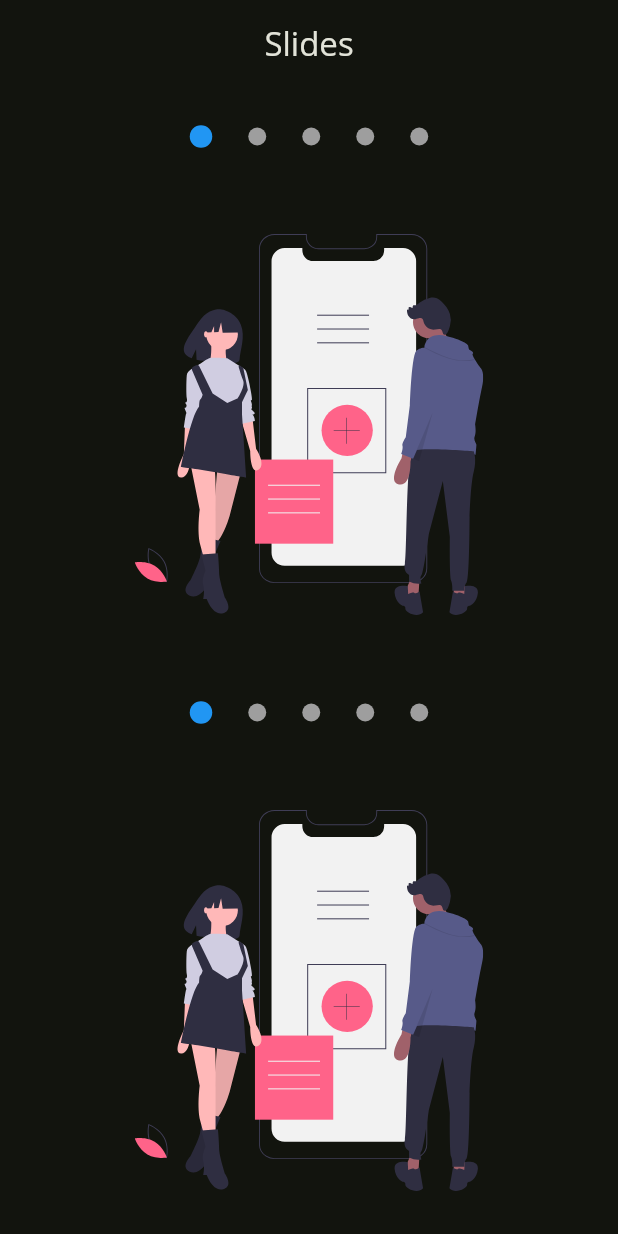
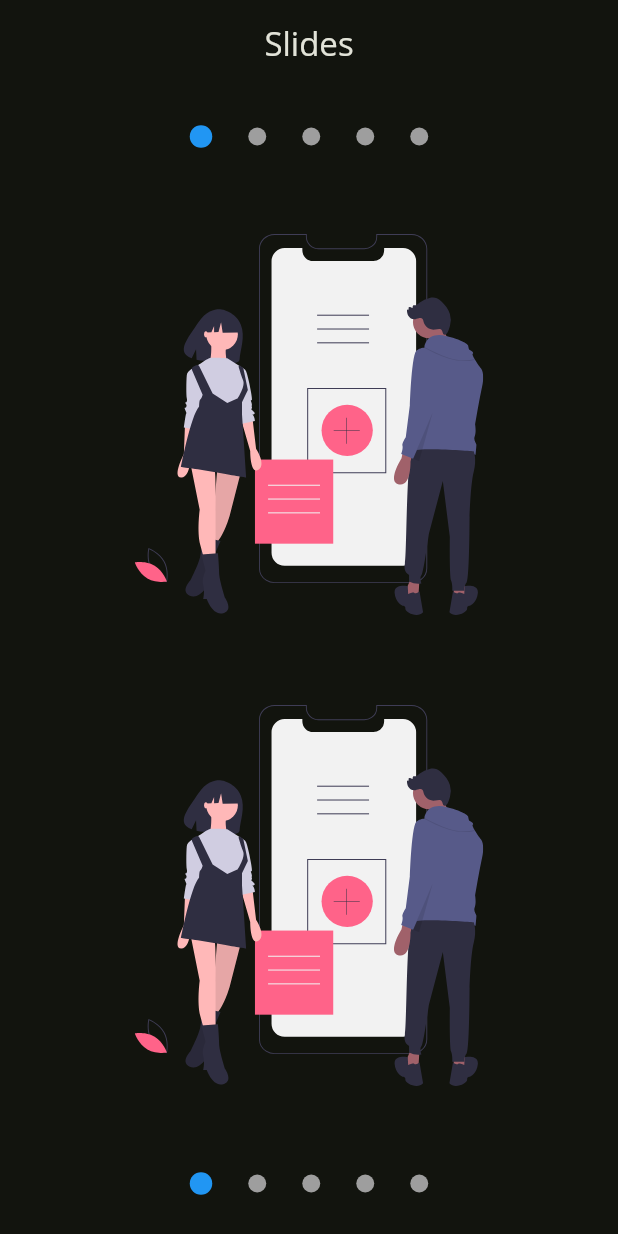
Before and after one commit to Zero0242/fl_animations_app, a Flutter app: the SlideShowScreen screen opened by its route, on a phone screen of 412 x 824 dp. Run offline on Flutter 3.47's test engine with Material 3 defaults, Android fonts, the phone set to English and light mode, and no system bars; our stand-ins replace animate_do, flutter_riverpod, flutter_svg, font_awesome_flutter, go_router, google_fonts and 1 more; accounts and stored records are empty.

Commit message:
[SLIDERS]: parametrizado los puntos de conteo

```diff
--- a/lib/presentation/screens/slider/slide_show_screen.dart
+++ b/lib/presentation/screens/slider/slide_show_screen.dart
@@ -27,7 +27,8 @@ class SlideShowScreen extends StatelessWidget {
             ),
           ),
           Expanded(
-            child: SlideShow(
+            child: SlideShowRef(
+              direction: VerticalDirection.up,
               children: <Widget>[
                 _Slide('assets/svg/slide-1.svg'),
                 _Slide('assets/svg/slide-2.svg'),
--- a/lib/presentation/widgets/slider/slide_show.dart
+++ b/lib/presentation/widgets/slider/slide_show.dart
@@ -1,8 +1,13 @@
 import 'package:flutter/material.dart';
 
 class SlideShow extends StatefulWidget {
-  const SlideShow({super.key, required this.children});
+  const SlideShow({
+    super.key,
+    required this.children,
+    this.direction = VerticalDirection.down,
+  });
   final List<Widget> children;
+  final VerticalDirection direction;
 
   @override
   State<SlideShow> createState() => _SlideShowState();
@@ -18,7 +23,9 @@ class _SlideShowState extends State<SlideShow> {
 
   @override
   Widget build(BuildContext context) {
-    return Column(
+    return Flex(
+      direction: Axis.vertical,
+      verticalDirection: widget.direction,
       children: <Widget>[
         SizedBox(
           width: double.infinity,
--- /dev/null
+++ b/lib/presentation/widgets/slider/slide_show_ref.dart
@@ -0,0 +1,84 @@
+import 'package:flutter/material.dart';
+import 'package:flutter_riverpod/flutter_riverpod.dart';
+
+class SlideShowRef extends ConsumerWidget {
+  const SlideShowRef({
+    super.key,
+    required this.children,
+    this.direction = VerticalDirection.down,
+  });
+  final List<Widget> children;
+  final VerticalDirection direction;
+
+  int get itemCount => children.length;
+
+  @override
+  Widget build(BuildContext context, WidgetRef ref) {
+    return Flex(
+      direction: Axis.vertical,
+      verticalDirection: direction,
+      children: <Widget>[
+        _SliderDots(itemCount: itemCount),
+        Expanded(
+          child: PageView(
+            onPageChanged: ref.read(_slideIndexProvider.notifier).updateCount,
+            children: children,
+          ),
+        ),
+      ],
+    );
+  }
+}
+
+class _SliderDots extends ConsumerWidget {
+  const _SliderDots({required this.itemCount});
+  final int itemCount;
+  double get _dotPrimario => 15;
+  double get _dotSecundario => 12;
+  Color get _colorPrimario => Colors.blue;
+  Color get _colorSecundario => Colors.grey;
+
+  @override
+  Widget build(BuildContext context, WidgetRef ref) {
+    final current = ref.watch(_slideIndexProvider);
+    return SizedBox(
+      width: double.infinity,
+      height: 70,
+      child: Row(
+        mainAxisAlignment: MainAxisAlignment.center,
+        children: List.generate(itemCount, (index) {
+          final isActive = index == current;
+          final size = isActive ? _dotPrimario : _dotSecundario;
+          return AnimatedContainer(
+            duration: const Duration(milliseconds: 300),
+            curve: Curves.bounceInOut,
+            margin: const EdgeInsets.symmetric(horizontal: 12),
+            height: size,
+            width: size,
+            decoration: BoxDecoration(
+              color: isActive ? _colorPrimario : _colorSecundario,
+              shape: BoxShape.circle,
+            ),
+          );
+        }),
+      ),
+    );
+  }
+}
+
+// Manejo de estado con riverpod
+final _slideIndexProvider =
+    AutoDisposeNotifierProvider<_SlideIndexNotifier, int>(
+  _SlideIndexNotifier.new,
+);
+
+class _SlideIndexNotifier extends AutoDisposeNotifier<int> {
+  @override
+  int build() {
+    return 0;
+  }
+
+  void updateCount(int value) {
+    state = value;
+  }
+}
--- a/lib/presentation/widgets/widgets.dart
+++ b/lib/presentation/widgets/widgets.dart
@@ -7,3 +7,4 @@ export 'animated/radial_progress.dart';
 export 'buttons/thick_button.dart';
 export 'icons/icon_header.dart';
 export 'slider/slide_show.dart';
+export 'slider/slide_show_ref.dart';
```
